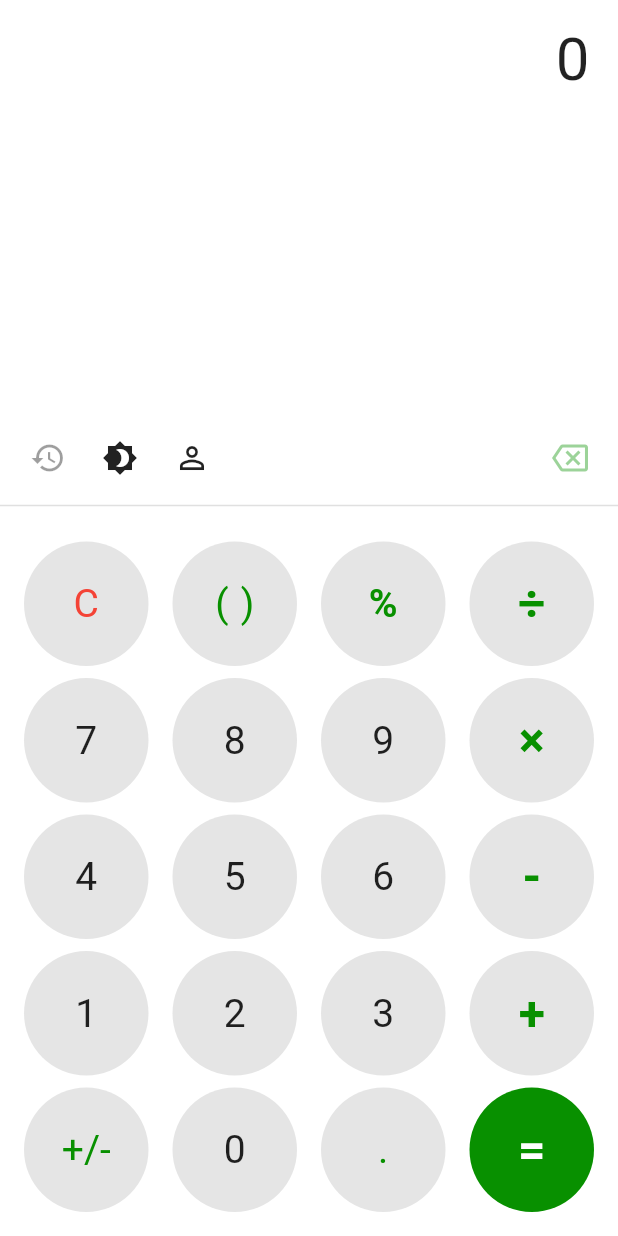
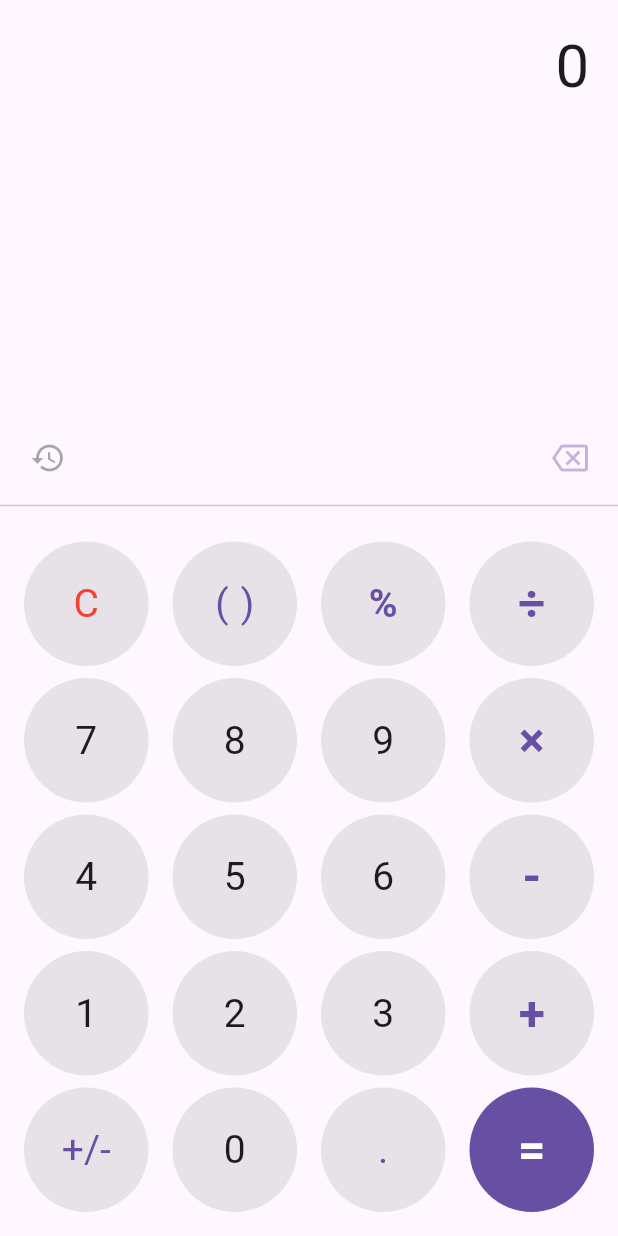
Before and after one commit to hamidDarsaaed/calculator, a Flutter app: the screen it shows after launch, on a phone screen of 412 x 824 dp. Run offline on Flutter 3.47's test engine with Material 3 defaults, Android fonts, the phone set to English and light mode, and no system bars; our stand-ins replace equatable, flutter_bloc, hydrated_bloc, math_expressions.

```diff
--- a/lib/CalculatorScreen.dart
+++ b/lib/CalculatorScreen.dart
@@ -1,14 +1,16 @@
 import 'package:calculator/config.dart';
+import 'package:calculator/logic/cubits/calculation/calculation_cubit.dart';
 import 'package:calculator/logic/cubits/history/history_cubit.dart';
 import 'package:calculator/logic/cubits/theme/theme_cubit.dart';
 import 'package:calculator/presentation/components/custom_scroll_behavior.dart';
 import 'package:calculator/presentation/designs/app_theme.dart';
-import 'package:calculator/presentation/router/app_router.dart';
+import 'package:calculator/presentation/screens/main/main_screen.dart';
 import 'package:flutter/material.dart';
 import 'package:flutter_bloc/flutter_bloc.dart';
 
 class CalculatorScreen extends StatelessWidget {
-  const CalculatorScreen({super.key});
+  Function(num?)? onClickEqual;
+  CalculatorScreen({super.key, this.onClickEqual});
 
   @override
   Widget build(BuildContext context) {
@@ -21,22 +23,12 @@ class CalculatorScreen extends StatelessWidget {
           create: (context) => ThemeCubit(),
         ),
       ],
-      child: Builder(
-        builder: (context) {
-
-          return MaterialApp(
-            theme: AppTheme.light,
-            // darkTheme: AppTheme.dark,
-            // themeMode: themeMode,
-            debugShowCheckedModeBanner: false,
-            title: Config.appName,
-            onGenerateRoute: AppRouter().onGenerateRoute,
-            builder: (context, child) => ScrollConfiguration(
-              behavior: CustomScrollBehavior(),
-              child: child ?? Container(),
-            ),
-          );
-        },
+      child: BlocProvider<CalculationCubit>(
+        create: (context) => CalculationCubit(
+          historyCubit: context.read<HistoryCubit>(),
+          onClickEqual: onClickEqual,
+        ),
+        child: const MainScreen(),
       ),
     );
   }
--- a/lib/logic/cubits/calculation/calculation_cubit.dart
+++ b/lib/logic/cubits/calculation/calculation_cubit.dart
@@ -9,9 +9,12 @@ part 'calculation_state.dart';
 
 class CalculationCubit extends Cubit<CalculationState> {
   final HistoryCubit _historyCubit;
+  Function(num?)? onClickEqual;
 
-  CalculationCubit({required HistoryCubit historyCubit})
-      : _historyCubit = historyCubit,
+  CalculationCubit({
+    required HistoryCubit historyCubit,
+    this.onClickEqual,
+  })  : _historyCubit = historyCubit,
         super(const CalculationState());
 
   void onAdd(String value) {
@@ -249,6 +252,9 @@ class CalculationCubit extends Cubit<CalculationState> {
         answer: result,
       ));
       emit(state.copyWith(answer: result));
+      if (onClickEqual != null) {
+        onClickEqual!(result);
+      }
     } catch (e) {
       emit(state.copyWith(isError: true, error: 'Invalid format used.'));
     }
--- a/lib/presentation/router/app_router.dart
+++ b/lib/presentation/router/app_router.dart
@@ -2,7 +2,6 @@ import 'package:calculator/logic/cubits/calculation/calculation_cubit.dart';
 import 'package:calculator/logic/cubits/history/history_cubit.dart';
 import 'package:calculator/presentation/screens/main/main_screen.dart';
 import 'package:calculator/presentation/screens/not_found/not_found_screen.dart';
-import 'package:calculator/presentation/screens/profile/profile_screen.dart';
 import 'package:flutter/material.dart';
 import 'package:flutter_bloc/flutter_bloc.dart';
 
@@ -19,10 +18,7 @@ class AppRouter {
               child: const MainScreen(),
             ),
           );
-        case ProfileScreen.routeName:
-          return MaterialPageRoute(
-            builder: (context) => const ProfileScreen(),
-          );
+
         default:
           return MaterialPageRoute(
             builder: (context) => const NotFoundScreen(),
--- a/lib/presentation/screens/main/main_screen.dart
+++ b/lib/presentation/screens/main/main_screen.dart
@@ -3,7 +3,6 @@ import 'package:calculator/helpers/utils.dart';
 import 'package:calculator/logic/cubits/calculation/calculation_cubit.dart';
 import 'package:calculator/logic/cubits/history/history_cubit.dart';
 import 'package:calculator/logic/cubits/theme/theme_cubit.dart';
-import 'package:calculator/presentation/screens/profile/profile_screen.dart';
 import 'package:flutter/material.dart';
 import 'package:flutter_bloc/flutter_bloc.dart';
 
@@ -204,23 +203,15 @@ class _MainScreenState extends State<MainScreen> {
                                   ),
                                 ),
                               ),
-                              Tooltip(
-                                message: 'Switch Theme',
-                                child: IconButton(
-                                  splashRadius: 20.0,
-                                  onPressed: _setTheme,
-                                  icon: Icon(themeIcon),
-                                ),
-                              ),
-                              Tooltip(
-                                message: 'Profile',
-                                child: IconButton(
-                                  splashRadius: 20.0,
-                                  onPressed: () => Navigator.of(context)
-                                      .pushNamed(ProfileScreen.routeName),
-                                  icon: const Icon(Icons.person_outline),
-                                ),
-                              ),
+                              // Tooltip(
+                              //   message: 'Switch Theme',
+                              //   child: IconButton(
+                              //     splashRadius: 20.0,
+                              //     onPressed: _setTheme,
+                              //     icon: Icon(themeIcon),
+                              //   ),
+                              // ),
+
                             ],
                           ),
                         ),
--- a/pubspec.yaml
+++ b/pubspec.yaml
@@ -35,6 +35,6 @@ flutter_gen:
   output: lib/helpers
 
 flutter:
-  assets:
-    - assets/images/
+  # assets:
+  #   - assets/images/
   uses-material-design: true
```
Also changed, not shown: lib/main.dart (+9 -1 lines), lib/presentation/screens/profile/profile_screen.dart (deleted, +0 -261 lines), assets/images/profile.jpeg (deleted).
